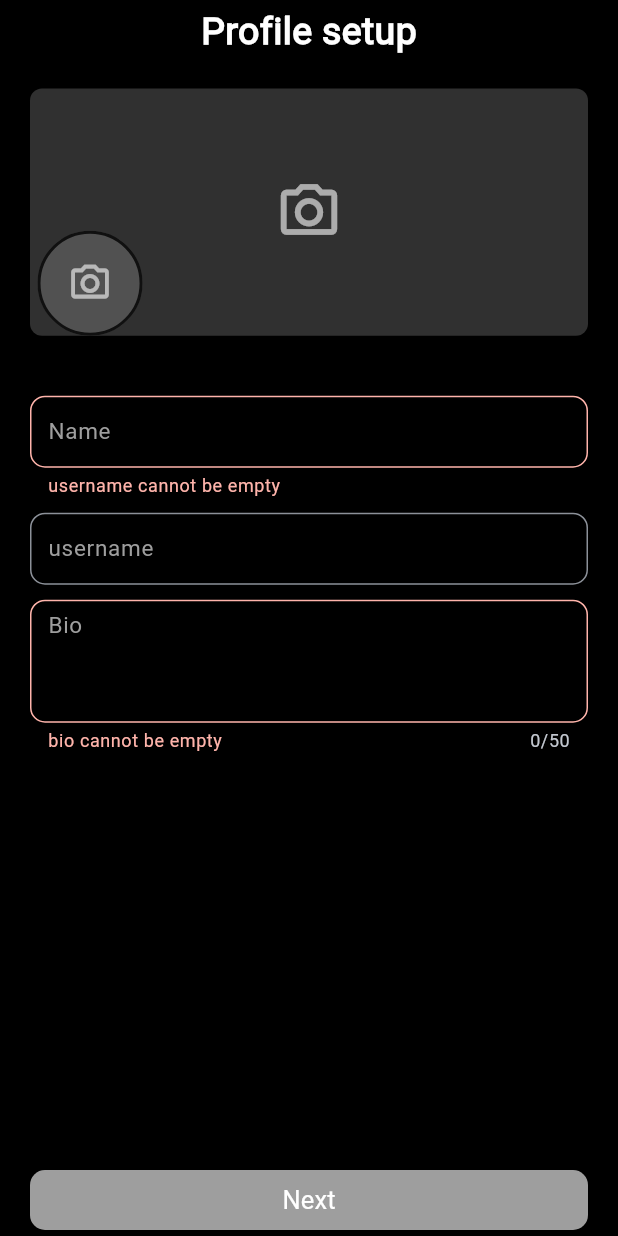
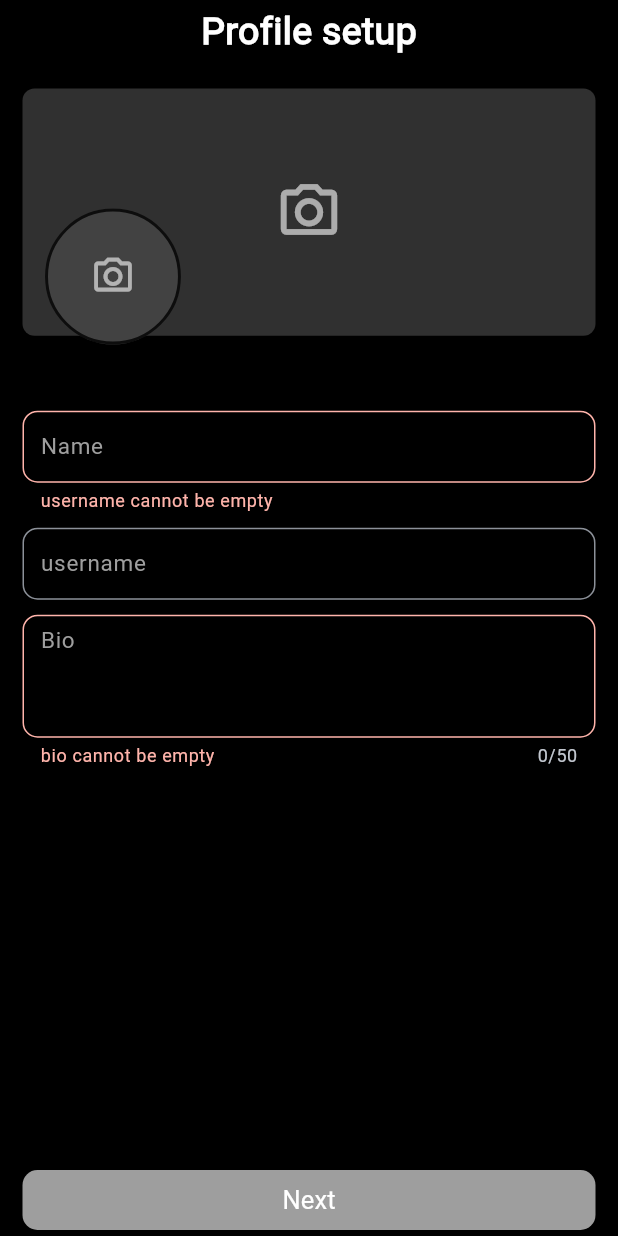
Before and after one commit to mustapha-amin/X_clone, a Flutter app: the UserDetails screen opened directly, after a tap on "Next", on a phone screen of 412 x 824 dp. Run offline on Flutter 3.47's test engine with Material 3 defaults, Android fonts, the phone set to English and light mode, and no system bars; our stand-ins replace cloud_firestore, feather_icons, firebase_auth, firebase_core, firebase_storage, flutter_riverpod and 4 more; accounts and stored records are empty.

Commit message:
user data can now be saveed to db

```diff
--- a/lib/common/x_modal_sheet.dart
+++ b/lib/common/x_modal_sheet.dart
@@ -47,10 +47,10 @@ class _XBtmModalSheetState extends ConsumerState<XBtmModalSheet> {
                       actions: [
                         TextButton(
                           onPressed: () {
-                            Navigator.of(context).pop();
                             ref
                                 .read(googleAuthProvider.notifier)
                                 .signOutWithGoogle();
+                            Navigator.of(context).pop();
                           },
                           child: const Text("Yes"),
                         ),
--- a/lib/features/auth/controller/auth_controller.dart
+++ b/lib/features/auth/controller/auth_controller.dart
@@ -75,7 +75,7 @@ class GoogleAuthContoller extends StateNotifier<bool> {
 
   void signInWithGoogle(BuildContext context) async {
     state = true;
-    final res = await googleAuthService!.googleLogin();
+    await googleAuthService!.googleLogin();
     state = false;
   }
 
--- a/lib/features/auth/controller/user_data_controller.dart
+++ b/lib/features/auth/controller/user_data_controller.dart
@@ -13,6 +13,13 @@ enum Status {
   success,
 }
 
+final userDataProvider = StateNotifierProvider((ref) {
+  return UserDataController(
+    userDataService: ref.watch(userDataServiceProvider),
+    authService: ref.watch(authServiceProvider),
+  );
+});
+
 class UserDataController extends StateNotifier<Status> {
   UserDataService? userDataService;
   AuthService? authService;
@@ -22,7 +29,7 @@ class UserDataController extends StateNotifier<Status> {
 
   FutureVoid saveUserData(
     BuildContext context, {
-    Ref? ref,
+    WidgetRef? ref,
     String? name,
     String? username,
     String? bio,
@@ -47,21 +54,21 @@ class UserDataController extends StateNotifier<Status> {
       coverPicUrl: coverPicUrl!,
     );
     try {
-      XUser? updatedUser;
+
       if (xUser.profilePicUrl.isNotEmpty) {
-        updatedUser = await userDataService!.updateImageUrl(
+        xUser = await userDataService!.updateImageUrl(
           xUser,
           profilePicUrl,
         );
       }
       if (xUser.coverPicUrl.isNotEmpty) {
-        updatedUser = await userDataService!.updateImageUrl(
+        xUser = await userDataService!.updateImageUrl(
           xUser,
           coverPicUrl,
           isProfilePic: false,
         );
       }
-      await userDataService!.saveUserData(updatedUser!);
+      await userDataService!.saveUserData(xUser);
       state = Status.success;
     } catch (e) {
       state = Status.failure;
--- a/lib/features/auth/views/authenticate.dart
+++ b/lib/features/auth/views/authenticate.dart
@@ -48,7 +48,8 @@ class _AuthenticateState extends ConsumerState<Authenticate> {
                     Center(
                       child: SvgPicture.asset(
                         ImagesPaths.x_icon,
-                        color: Colors.white,
+                        colorFilter: const ColorFilter.mode(
+                            Colors.white, BlendMode.srcIn),
                         width: 25,
                       ),
                     ),
@@ -59,9 +60,11 @@ class _AuthenticateState extends ConsumerState<Authenticate> {
                     ),
                     VerticalSpacing(size: context.screenHeight * .15),
                     AuthButton(
-                      label: "Continue with google",
+                      label: "Continue with Google",
                       isGoogle: true,
-                      onPressed: () => signInGoogle(context),
+                      onPressed: () => {
+                        signInGoogle(context),
+                      },
                     ),
                     const AuthDivider(),
                     AuthButton(
--- a/lib/features/auth/views/user_details.dart
+++ b/lib/features/auth/views/user_details.dart
@@ -1,11 +1,14 @@
 import 'dart:developer';
 import 'dart:io';
-import 'package:x_clone/constants/images_paths.dart';
 import 'package:flutter/material.dart';
 import 'package:flutter_riverpod/flutter_riverpod.dart';
 import 'package:image_picker/image_picker.dart';
+import 'package:x_clone/common/x_loader.dart';
+import 'package:x_clone/features/auth/controller/user_data_controller.dart';
 import 'package:x_clone/theme/pallete.dart';
 import 'package:x_clone/utils/utils.dart';
+
+import '../../nav bar/nav_bar.dart';
 
 class UserDetails extends ConsumerStatefulWidget {
   const UserDetails({super.key});
@@ -94,9 +97,12 @@ class _UserDetailsState extends ConsumerState<UserDetails> {
 
   @override
   Widget build(BuildContext context) {
+    Status status = ref.watch(userDataProvider.notifier).state;
     return SafeArea(
       child: Scaffold(
-        body: Column(
+        body: status == Status.loading
+            ? const XLoader()
+            : Column(
                 children: [
                   VerticalSpacing(size: 3),
                   Text(
@@ -110,16 +116,14 @@ class _UserDetailsState extends ConsumerState<UserDetails> {
                   Expanded(
                     child: SingleChildScrollView(
                       child: Center(
-                  child: Column(
+                        child: Stack(
+                          children: [
+                            Column(
                               children: [
                                 VerticalSpacing(size: 20),
-                      Stack(
-                        children: [
-                          Stack(
-                            alignment: Alignment.bottomLeft,
-                            children: [
                                 InkWell(
-                                onTap: () => selectImage(isProfileImage: false),
+                                  onTap: () =>
+                                      selectImage(isProfileImage: false),
                                   child: Container(
                                     height: context.screenHeight * .2,
                                     decoration: BoxDecoration(
@@ -141,45 +145,7 @@ class _UserDetailsState extends ConsumerState<UserDetails> {
                                     ),
                                   ),
                                 ),
-                              Positioned(
-                                left: 5,
-                                child: Stack(
-                                  alignment: Alignment.center,
-                                  children: [
-                                    Container(
-                                      width: context.screenWidth * .17,
-                                      height: context.screenWidth * .17,
-                                      decoration: BoxDecoration(
-                                        shape: BoxShape.circle,
-                                        border: Border.all(
-                                          width: 2,
-                                          color: Colors.black.withOpacity(0.8),
-                                        ),
-                                        color: Colors.grey.withOpacity(0.3),
-                                        image: profileImage != null
-                                            ? DecorationImage(
-                                                fit: BoxFit.cover,
-                                                image: FileImage(profileImage!),
-                                              )
-                                            : null,
-                                      ),
-                                    ),
-                                    InkWell(
-                                      onTap: () => selectImage(),
-                                      child: Icon(
-                                        Icons.photo_camera_outlined,
-                                        size: 30,
-                                        color: Colors.white.withOpacity(0.6),
-                                      ),
-                                    )
-                                  ],
-                                ),
-                              ),
-                            ],
-                          ),
-                        ],
-                      ),
-                      VerticalSpacing(size: 40),
+                                VerticalSpacing(size: 50),
                                 ValueListenableBuilder(
                                   valueListenable: nameErrorText,
                                   builder: (context, error, _) {
@@ -194,7 +160,8 @@ class _UserDetailsState extends ConsumerState<UserDetails> {
                                       textInputAction: TextInputAction.next,
                                       onSubmitted: (_) {
                                         focusNode1.unfocus();
-                              FocusScope.of(context).requestFocus(focusNode2);
+                                        FocusScope.of(context)
+                                            .requestFocus(focusNode2);
                                       },
                                       onChanged: (_) {
                                         if (nameFieldTapped.value) {
@@ -219,7 +186,8 @@ class _UserDetailsState extends ConsumerState<UserDetails> {
                                       textInputAction: TextInputAction.next,
                                       onSubmitted: (_) {
                                         focusNode2.unfocus();
-                              FocusScope.of(context).requestFocus(focusNode3);
+                                        FocusScope.of(context)
+                                            .requestFocus(focusNode3);
                                       },
                                       onChanged: (_) {
                                         if (usernameFieldTapped.value) {
@@ -257,6 +225,39 @@ class _UserDetailsState extends ConsumerState<UserDetails> {
                                 ),
                               ],
                             ),
+                            Positioned(
+                              left: 15,
+                              top: 100,
+                              child: InkWell(
+                                customBorder: const CircleBorder(),
+                                onTap: () => selectImage(),
+                                child: Container(
+                                  width: context.screenWidth * .22,
+                                  height: context.screenWidth * .22,
+                                  decoration: BoxDecoration(
+                                    shape: BoxShape.circle,
+                                    border: Border.all(
+                                      width: 2,
+                                      color: Colors.black.withOpacity(0.8),
+                                    ),
+                                    color: Colors.grey[800],
+                                    image: profileImage != null
+                                        ? DecorationImage(
+                                            fit: BoxFit.cover,
+                                            image: FileImage(profileImage!),
+                                          )
+                                        : null,
+                                  ),
+                                  child: Icon(
+                                    Icons.photo_camera_outlined,
+                                    size: 30,
+                                    color: Colors.white.withOpacity(0.6),
+                                  ),
+                                ),
+                              ),
+                            ),
+                          ],
+                        ),
                       ),
                     ),
                   ),
@@ -282,12 +283,24 @@ class _UserDetailsState extends ConsumerState<UserDetails> {
                               borderRadius: BorderRadius.circular(10),
                             ),
                           ),
-                    onPressed: () {
+                          onPressed: () async {
                             if (usernameController.text.isNotEmpty &&
                                 nameController.text.isNotEmpty &&
                                 bioController.text.isNotEmpty) {
                               try {
-
+                                await ref
+                                    .read(userDataProvider.notifier)
+                                    .saveUserData(
+                                      context,
+                                      ref: ref,
+                                      name: nameController.text,
+                                      username: usernameController.text,
+                                      bio: bioController.text,
+                                      profilePicUrl: profileImage!.path,
+                                      coverPicUrl: coverImage!.path,
+                                    );
+                                navigateAndReplace(
+                                    context, const XBottomNavBar());
                               } catch (e) {}
                             } else {
                               toggleFieldsTapped();
@@ -305,7 +318,7 @@ class _UserDetailsState extends ConsumerState<UserDetails> {
                     ),
                   )
                 ],
-        ).padX(20),
+              ).padX(15),
       ),
     );
   }
--- a/lib/features/nav bar/nav_bar.dart
+++ b/lib/features/nav bar/nav_bar.dart
@@ -2,10 +2,12 @@ import 'package:feather_icons/feather_icons.dart';
 import 'package:flutter/material.dart';
 import 'package:flutter_riverpod/flutter_riverpod.dart';
 import 'package:x_clone/common/x_drawer.dart';
+import 'package:x_clone/features/auth/controller/auth_controller.dart';
 import 'package:x_clone/features/explore/views/explore_screen.dart';
 import 'package:x_clone/features/home/home.dart';
 import 'package:x_clone/features/messaging/views/message_screen.dart';
 import 'package:x_clone/features/nav%20bar/widgets/XFab.dart';
+import 'package:x_clone/services/auth/auth_service.dart';
 import 'package:x_clone/theme/pallete.dart';
 import 'package:x_clone/utils/spacing.dart';
 import '../notification/views/notification_screen.dart';
```
Lines whose indentation alone changed are shown as unchanged.
